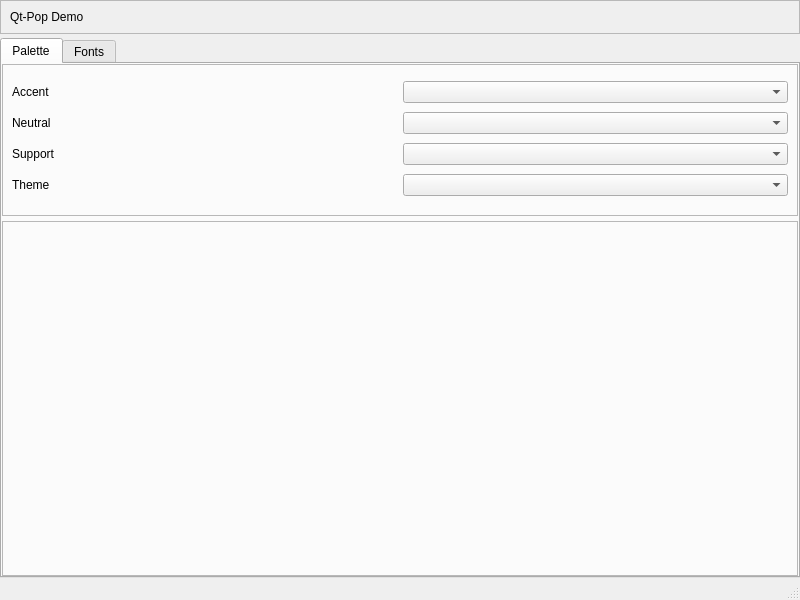
codemeetscopper/Qt-Pop, file app/mainwindow/mainwindow.ui: the form before one commit.
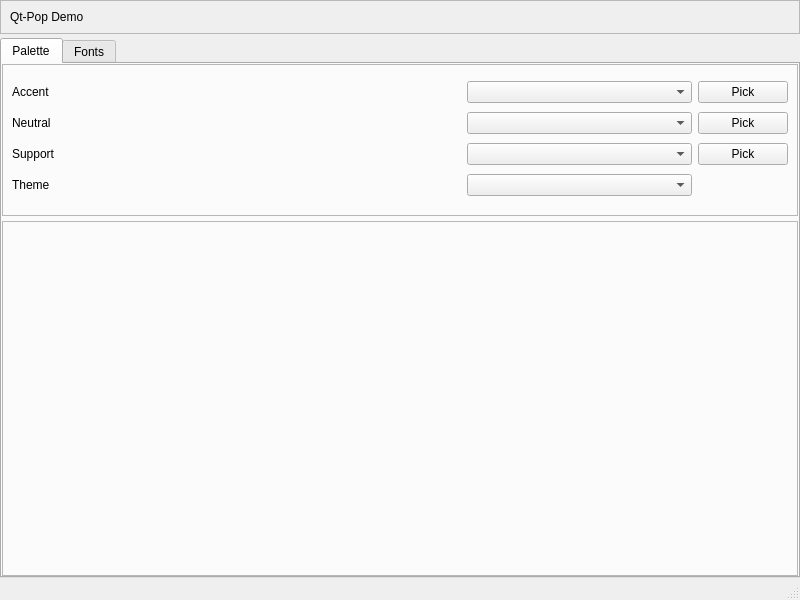
The form after the commit.

The edit to the form file:
```diff
--- a/app/mainwindow/mainwindow.ui
+++ b/app/mainwindow/mainwindow.ui
@@ -92,7 +92,7 @@
           <property name="frameShadow">
            <enum>QFrame::Shadow::Raised</enum>
           </property>
-          <layout class="QGridLayout" name="gridLayout_2">
+          <layout class="QGridLayout" name="gridLayout_2" columnstretch="10,5,2">
            <property name="verticalSpacing">
             <number>2</number>
            </property>
@@ -104,7 +104,14 @@
             </widget>
            </item>
            <item row="0" column="1">
-            <widget class="QComboBox" name="comboBox"/>
+            <widget class="QComboBox" name="accent_combo"/>
+           </item>
+           <item row="0" column="2">
+            <widget class="QPushButton" name="accent_pick">
+             <property name="text">
+              <string>Pick</string>
+             </property>
+            </widget>
            </item>
            <item row="1" column="0">
             <widget class="QLabel" name="label_2">
@@ -114,7 +121,14 @@
             </widget>
            </item>
            <item row="1" column="1">
-            <widget class="QComboBox" name="comboBox_2"/>
+            <widget class="QComboBox" name="neutral_combo"/>
+           </item>
+           <item row="1" column="2">
+            <widget class="QPushButton" name="neutral_pick">
+             <property name="text">
+              <string>Pick</string>
+             </property>
+            </widget>
            </item>
            <item row="2" column="0">
             <widget class="QLabel" name="label_3">
@@ -124,7 +138,14 @@
             </widget>
            </item>
            <item row="2" column="1">
-            <widget class="QComboBox" name="comboBox_3"/>
+            <widget class="QComboBox" name="support_combo"/>
+           </item>
+           <item row="2" column="2">
+            <widget class="QPushButton" name="support_pick">
+             <property name="text">
+              <string>Pick</string>
+             </property>
+            </widget>
            </item>
            <item row="3" column="0">
             <widget class="QLabel" name="label_4">
```
Left out of the diff: 10 changed lines with no effect on the pictures.
